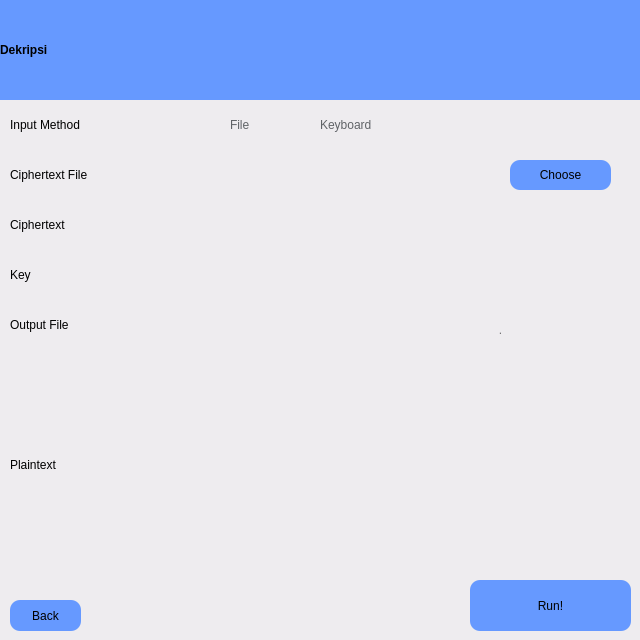
Qt form UI/decrypt.ui (fruttz/tucil2-kriptokoding-18219086-18219008) before a commit.
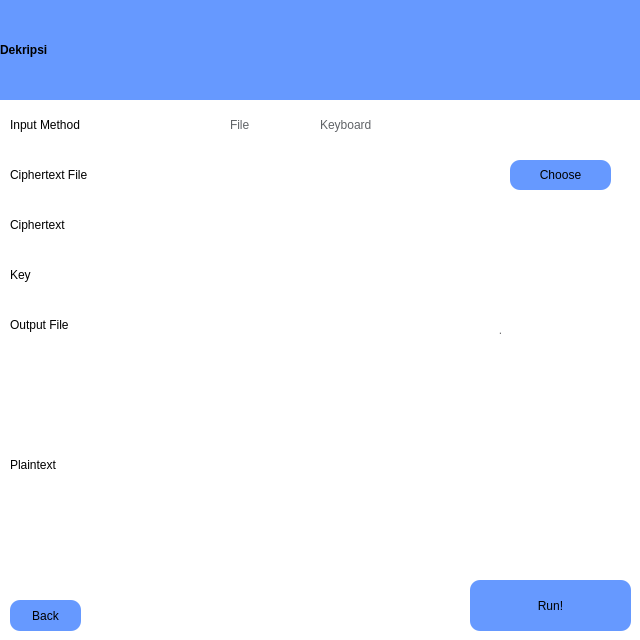
The same form after that commit.

Commit message: ganti bg UI

Diff of the .ui file:
```diff
--- a/UI/decrypt.ui
+++ b/UI/decrypt.ui
@@ -14,7 +14,7 @@
 			<string>Widget</string>
 		</property>
 		<property name="styleSheet">
-			<string notr="true">background-color: rgb(238, 236, 239);</string>
+			<string notr="true">background-color: rgb(255, 255, 255);</string>
 		</property>
 		<widget class="QWidget" name="widget1" native="true">
 			<property name="geometry">
```
Left out of the diff: 2 changed lines with no effect on the pictures. The commit also changes 4 other files.
